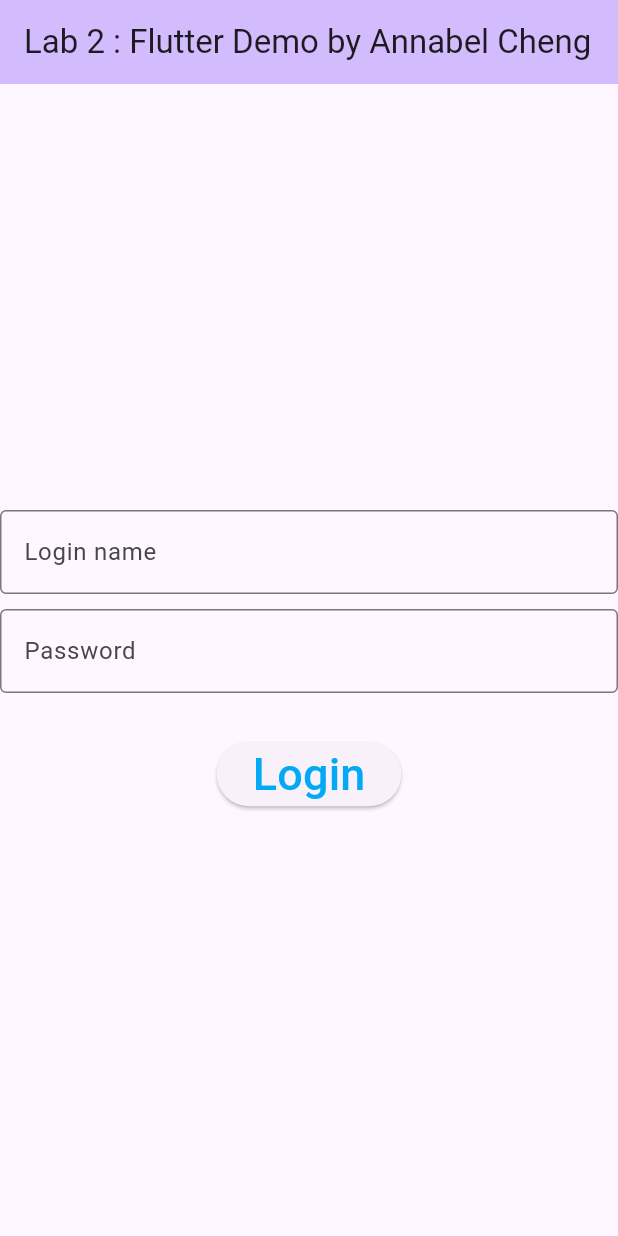
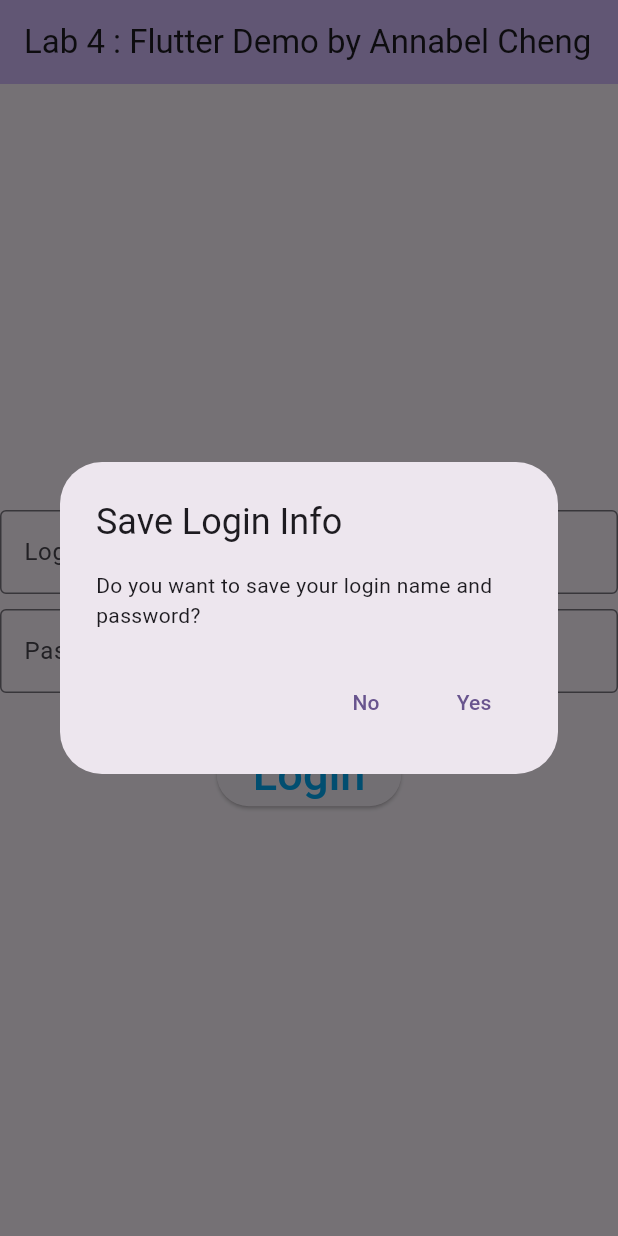
Before and after one commit to c-annabel/my_cst2335_labs, a Flutter app: the MyHomePage screen opened directly, after a tap on "Login", on a phone screen of 412 x 824 dp. Run offline on Flutter 3.47's test engine with Material 3 defaults, Android fonts, the phone set to English and light mode, and no system bars; our stand-ins replace shared_preferences; missing offline and left inert: encrypted_shared_preferences; accounts and stored records are empty.

Commit message:
changed title from Lab2 to Lab4; removed debug banner, added variable 'loginname', added buttonClicked() method that shows an AlertDialog asking to save login info.

```diff
--- a/lib/Lab4.dart
+++ b/lib/Lab4.dart
@@ -10,12 +10,13 @@ class MyApp extends StatelessWidget {
   @override
   Widget build(BuildContext context) {
     return MaterialApp(
+      debugShowCheckedModeBanner: false,
       title: 'Flutter Demo',
       theme: ThemeData(
 
         colorScheme: ColorScheme.fromSeed(seedColor: Colors.deepPurple),
       ),
-      home: const MyHomePage(title: 'Lab 2 : Flutter Demo by Annabel Cheng'),
+      home: const MyHomePage(title: 'Lab 4 : Flutter Demo by Annabel Cheng'),
     );
   }
 }
@@ -33,9 +34,45 @@ class _MyHomePageState extends State<MyHomePage> {
   var myFontSize = 30.0;
   late TextEditingController _controller1; // this is to read what is typed
   late TextEditingController _controller2; // this is to read what is typed
+  late String loginname;
   late String password; // nothing yet, but not null
 
+  //show AlertDialog asking to save login info
   void buttonClicked(){
+    showDialog(
+      context: context,
+      builder: (BuildContext context) {
+        return AlertDialog(
+          title: Text("Save Login Info"),
+          content: Text("Do you want to save your login name and password?"),
+          actions: [
+            TextButton(
+              child: Text("No"),
+              onPressed: () {
+                Navigator.of(context).pop(); // close dialog
+                setState(() {
+                  // clear the saved data
+                  loginname = "";
+                  password = "";
+                });
+              },
+            ),
+            TextButton(
+              child: Text("Yes"),
+              onPressed: () {
+                Navigator.of(context).pop(); // close dialog
+                setState(() {
+                  // save the login name and password
+                  loginname = _controller1.text;
+                  password = _controller2.text;
+                  //
+                });
+              },
+            ),
+          ],
+        );
+      },
+    );
   }
 
   @override
@@ -81,13 +118,7 @@ class _MyHomePageState extends State<MyHomePage> {
             ),
             SizedBox(height: 30),  // Add spacing between second TextField and Button
             ElevatedButton(
-              onPressed: () {
-                // get the string that was typed in the password field
-                password = _controller2.text;// <--- lambda function
-                setState(() {
-
-                });
-              }, // onPressed
+              onPressed: buttonClicked, // onPressed
               child:Text("Login", style: TextStyle(fontSize:myFontSize, color:Colors.lightBlue)),
             ),
 
```
